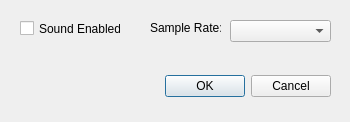
Above: platforms/qt-shared/SoundSettings.ui from drhelius/Gearboy before the change. Below: the same form after it.
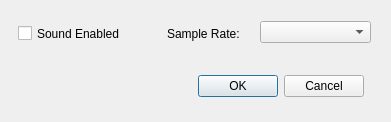
That is the form after the change.

The edit to the form file:
```diff
--- a/platforms/qt-shared/SoundSettings.ui
+++ b/platforms/qt-shared/SoundSettings.ui
@@ -6,7 +6,7 @@
    <rect>
     <x>0</x>
     <y>0</y>
-    <width>350</width>
+    <width>391</width>
     <height>122</height>
    </rect>
   </property>
@@ -19,7 +19,7 @@
   <widget class="QDialogButtonBox" name="buttonBox">
    <property name="geometry">
     <rect>
-     <x>20</x>
+     <x>53</x>
      <y>70</y>
      <width>311</width>
      <height>32</height>
@@ -35,9 +35,9 @@
   <widget class="QComboBox" name="comboBoxSampleRate">
    <property name="geometry">
     <rect>
-     <x>230</x>
-     <y>20</y>
-     <width>101</width>
+     <x>260</x>
+     <y>21</y>
+     <width>111</width>
      <height>22</height>
     </rect>
    </property>
@@ -45,10 +45,10 @@
   <widget class="QLabel" name="label">
    <property name="geometry">
     <rect>
-     <x>150</x>
-     <y>20</y>
-     <width>71</width>
-     <height>16</height>
+     <x>167</x>
+     <y>23</y>
+     <width>91</width>
+     <height>21</height>
     </rect>
    </property>
    <property name="text">
@@ -58,9 +58,9 @@
   <widget class="QCheckBox" name="checkBoxSoundEnabled">
    <property name="geometry">
     <rect>
-     <x>20</x>
-     <y>20</y>
-     <width>101</width>
+     <x>18</x>
+     <y>25</y>
+     <width>121</width>
      <height>17</height>
     </rect>
    </property>
```
